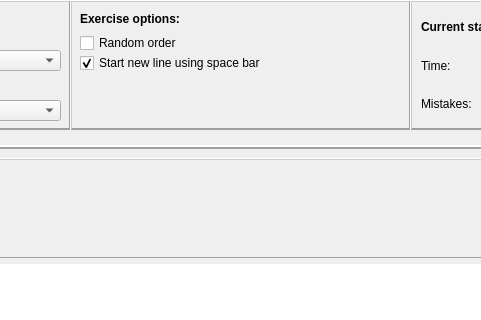
Old version of the form ui/opentyper.ui in the repository Open-Typer/Open-Typer; both pictures show x 510 to 991 and y 0 to 320 of the 1538 by 625 pixel window.
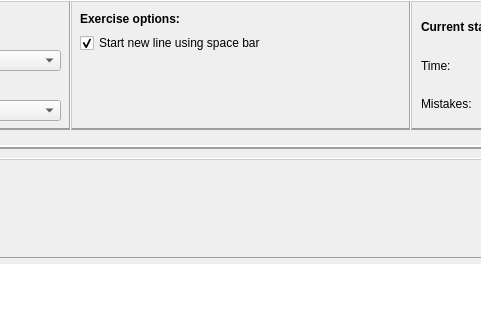
New version of the form. Icons and pictures are not drawn. Custom widgets are drawn as their Qt base class.

Commit message: ui: opentyper: Remove random order options

The edit to the form file:
```diff
--- a/ui/opentyper.ui
+++ b/ui/opentyper.ui
@@ -464,28 +464,6 @@
        <property name="frameShadow">
         <enum>QFrame::Raised</enum>
        </property>
-       <widget class="QCheckBox" name="randomOrderCheckBox">
-        <property name="enabled">
-         <bool>true</bool>
-        </property>
-        <property name="geometry">
-         <rect>
-          <x>10</x>
-          <y>30</y>
-          <width>321</width>
-          <height>26</height>
-         </rect>
-        </property>
-        <property name="focusPolicy">
-         <enum>Qt::NoFocus</enum>
-        </property>
-        <property name="text">
-         <string>Random order</string>
-        </property>
-        <property name="checkable">
-         <bool>false</bool>
-        </property>
-       </widget>
        <widget class="QCheckBox" name="spaceNewlineCheckBox">
         <property name="enabled">
          <bool>true</bool>
@@ -493,7 +471,7 @@
         <property name="geometry">
          <rect>
           <x>10</x>
-          <y>50</y>
+          <y>30</y>
           <width>321</width>
           <height>26</height>
          </rect>
```
